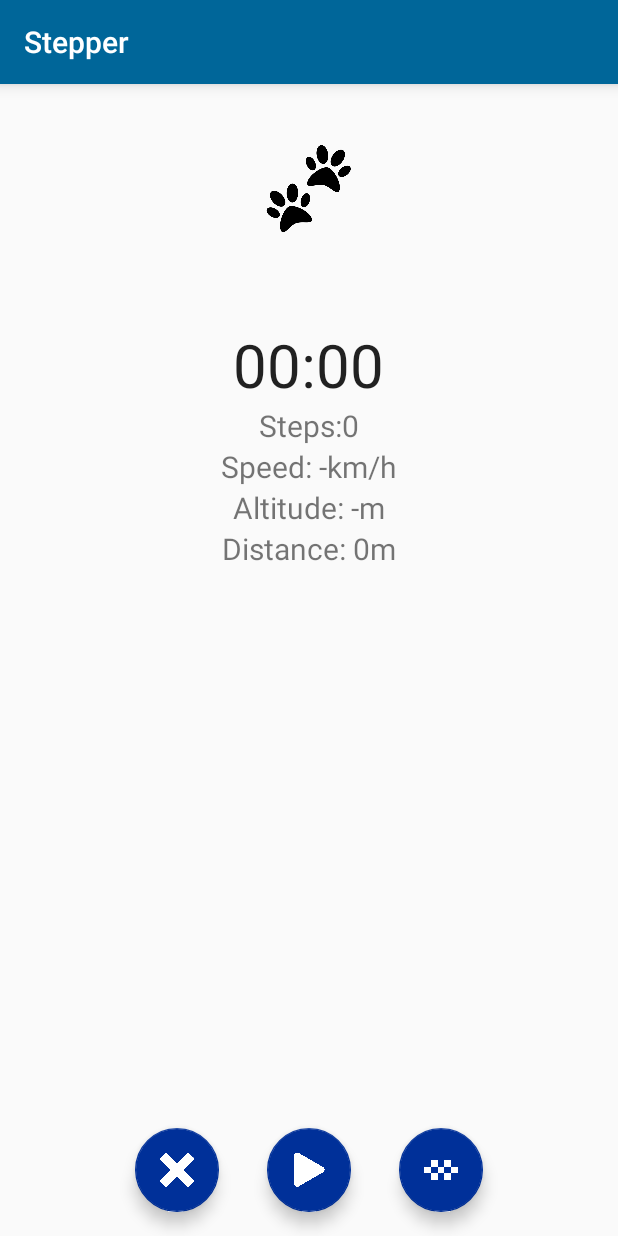
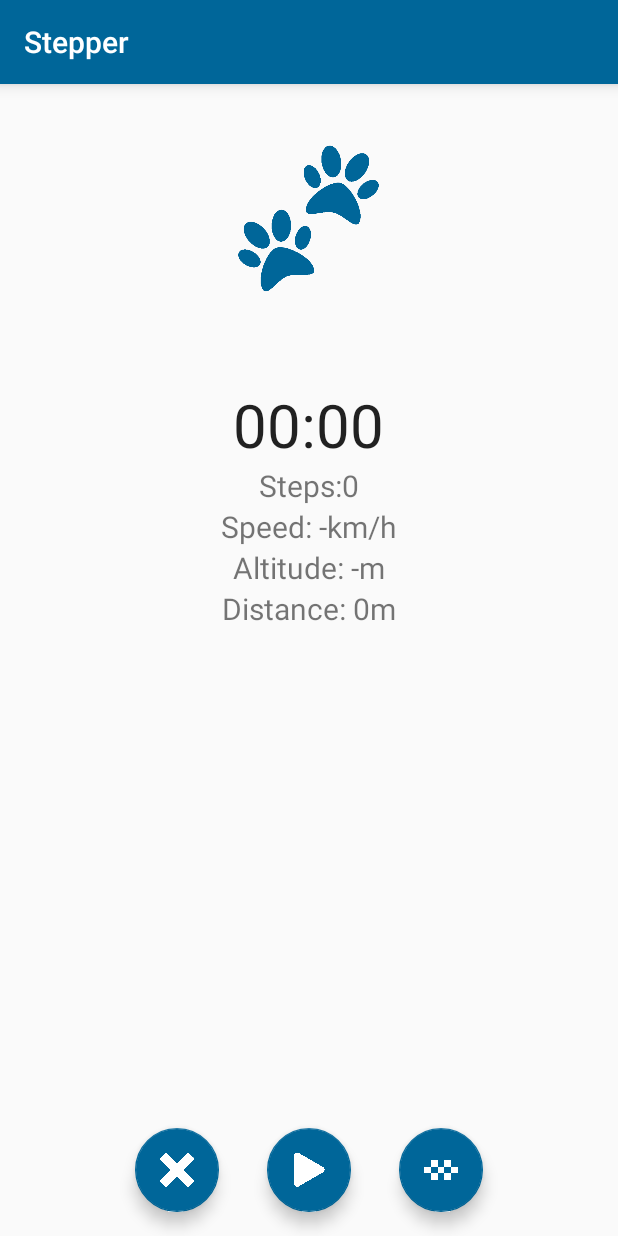
Before and after one commit to Midelcas/MobileDevicesProgramming, an Android app: the screen it shows after launch (WalkActivity), after a tap on an icon or button, on a phone screen of 412 x 824 dp. Run offline under Robolectric (Android 15) with nearby library versions, the phone set to English and light mode, and no system bars; 8 statements that could not run were skipped.

Commit message:
Animation Add Action modified App Graphics updated

```diff
--- a/app/src/main/AndroidManifest.xml
+++ b/app/src/main/AndroidManifest.xml
@@ -9,7 +9,7 @@
 
     <application
         android:allowBackup="true"
-        android:icon="@mipmap/stepperlogo"
+        android:icon="@drawable/stepperlogo"
         android:label="@string/app_name"
         android:roundIcon="@mipmap/ic_launcher_round"
         android:supportsRtl="true"
--- a/app/src/main/java/com/example/midel/stepper/WalkActivity.java
+++ b/app/src/main/java/com/example/midel/stepper/WalkActivity.java
@@ -11,6 +11,7 @@ import android.hardware.SensorEvent;
 import android.hardware.SensorEventListener;
 import android.hardware.SensorManager;
 import android.location.Location;
+import android.media.Image;
 import android.os.Build;
 import android.os.SystemClock;
 import android.os.Vibrator;
@@ -21,7 +22,9 @@ import android.os.Bundle;
 import android.support.v7.widget.Toolbar;
 import android.view.LayoutInflater;
 import android.view.View;
+import android.widget.Chronometer;
 import android.widget.EditText;
+import android.widget.ImageView;
 import android.widget.TextView;
 import android.widget.Toast;
 
@@ -30,6 +33,7 @@ import com.google.android.gms.location.LocationCallback;
 import com.google.android.gms.location.LocationRequest;
 import com.google.android.gms.location.LocationResult;
 import com.google.android.gms.location.LocationServices;
+import com.google.android.gms.maps.model.BitmapDescriptorFactory;
 import com.google.android.gms.maps.model.LatLng;
 import com.google.android.gms.tasks.OnSuccessListener;
 
@@ -58,6 +62,7 @@ public class WalkActivity extends AppCompatActivity implements SensorEventListen
     TextView speed;
     TextView steps;
     TextView distance;
+    ImageView stepperimage;
     //boolean running;
     private SensorManager sensorManager;
     Sensor stepperSensor;
@@ -96,6 +101,7 @@ public class WalkActivity extends AppCompatActivity implements SensorEventListen
         //running = false;
         getName();
 
+        stepperimage = (ImageView) findViewById(R.id.stepperimage);
         cancelbtn = (FloatingActionButton) findViewById(R.id.cancelbtn);
         pausebtn = (FloatingActionButton) findViewById(R.id.pausebtn);
         playbtn = (FloatingActionButton) findViewById(R.id.playbtn);
@@ -119,6 +125,20 @@ public class WalkActivity extends AppCompatActivity implements SensorEventListen
 
         vibrator = (Vibrator) getSystemService(Context.VIBRATOR_SERVICE);
         mLocation = LocationServices.getFusedLocationProviderClient(this);
+        time.setOnChronometerTickListener(new Chronometer.OnChronometerTickListener() {
+            @Override
+            public void onChronometerTick(Chronometer chronometer) {
+                long seconds = time.getBase() - SystemClock.elapsedRealtime();
+                seconds = (seconds * -1) / 1000;
+                if(seconds%2==0){
+                    stepperimage.setScaleX(-1);
+                }else{
+                    stepperimage.setScaleX(1);
+                }
+
+
+            }
+        });
         mLocationCallback = new LocationCallback() {
             @Override
             public void onLocationResult(LocationResult locationResult) {
--- a/app/src/main/res/layout/activity_walk.xml
+++ b/app/src/main/res/layout/activity_walk.xml
@@ -22,13 +22,13 @@
             app:popupTheme="@style/ThemeOverlay.AppCompat.Dark.ActionBar"/>
         <LinearLayout
             android:layout_width="match_parent"
-            android:layout_height="100dp">
+            android:layout_height="100dp"
+            android:layout_marginTop="40dp">
             <ImageView
                 android:id="@+id/stepperimage"
                 android:layout_width="wrap_content"
                 android:layout_height="wrap_content"
-                android:src="@drawable/stepperlogo"
-                android:layout_marginTop="40dp"/>
+                android:src="@drawable/stepperlogo_a_1"/>
         </LinearLayout>
 
         <LinearLayout
--- a/app/src/main/res/values/styles.xml
+++ b/app/src/main/res/values/styles.xml
@@ -3,8 +3,8 @@
     <style name="AppTheme" parent="Theme.AppCompat.Light.NoActionBar">
         <!-- Customize your theme here. -->
         <item name="colorPrimary">#006699</item>
-        <item name="colorPrimaryDark">@color/colorPrimaryDark</item>
-        <item name="colorAccent">#003099</item>
+        <item name="colorPrimaryDark">#006699</item>
+        <item name="colorAccent">#006699</item>
     </style>
     <style name="AlertDialogStyle" parent="Theme.AppCompat.Light.Dialog">
         <item name="colorAccent">#006699</item>
```
Also changed, not shown: app/src/main/java/com/example/midel/stepper/MainActivity.java (+0 -13 lines), app/src/main/res/layout/activity_main.xml (+5 -5 lines), app/src/main/res/drawable/plus.png (added), app/src/main/res/drawable/stepperlogo.png, app/src/main/res/drawable/stepperlogo_a_1.png (added).
